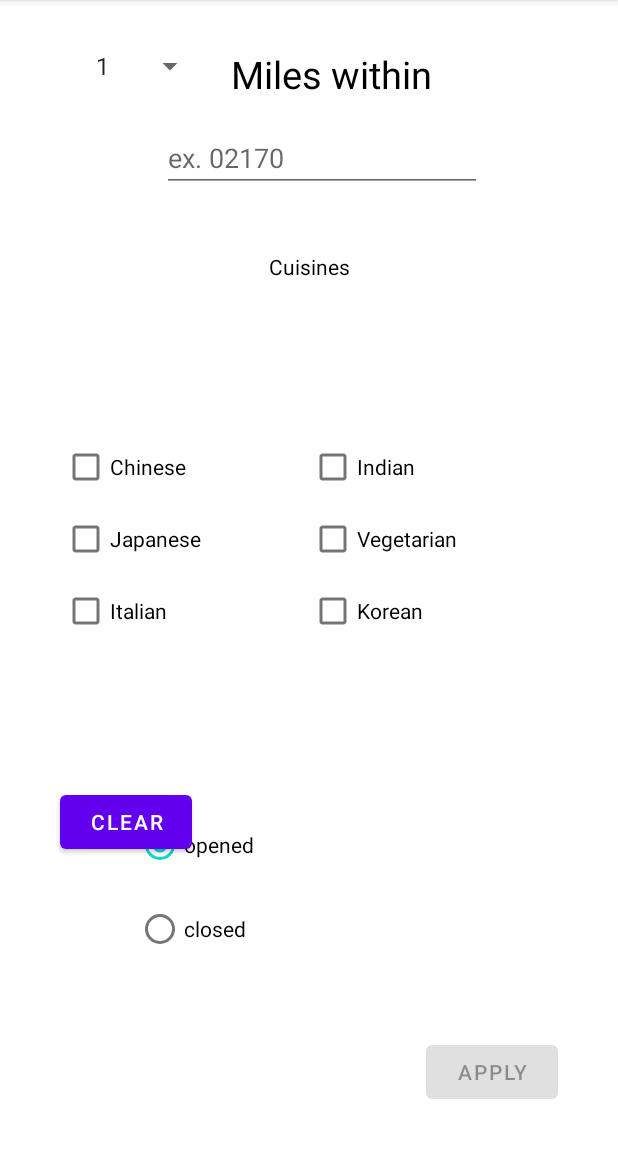
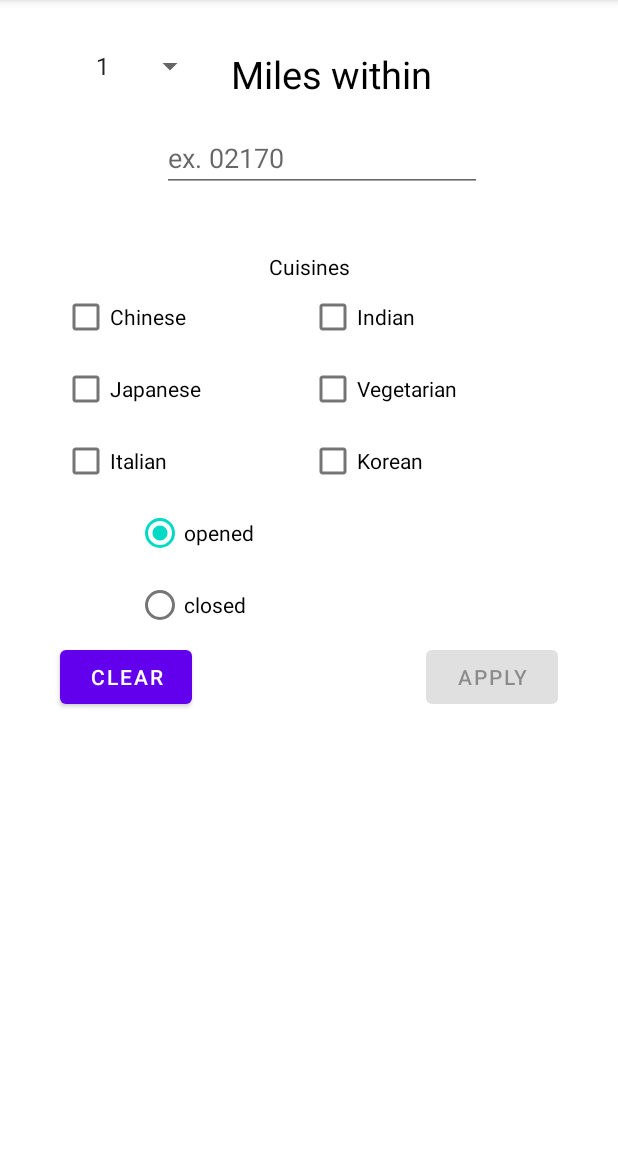
Before and after one commit to buc0025/Android_Restaurant_Picker_Lite, an Android app: the screen it shows after launch (MainActivity), on a phone screen of 412 x 824 dp, the part 84-1236 px from its top. Run offline under Robolectric (Android 15) with nearby library versions, the phone set to English and light mode, and no system bars; our stand-ins replace Picasso, Volley; pictures from the network do not load.

Commit message:
Fixing constraint layout of radio group and buttons in main

```diff
--- a/app/src/main/res/layout/activity_main.xml
+++ b/app/src/main/res/layout/activity_main.xml
@@ -138,35 +138,22 @@
 
         </LinearLayout>
 
-        <Button
-            android:id="@+id/btnApply"
-            android:layout_width="wrap_content"
-            android:layout_height="wrap_content"
-            android:layout_alignParentStart="true"
-            android:layout_alignParentBottom="true"
-            android:layout_marginEnd="40dp"
-            android:layout_marginBottom="29dp"
-            android:text="Apply"
-            app:layout_constraintBottom_toBottomOf="parent"
-            app:layout_constraintEnd_toEndOf="parent"
-            app:layout_constraintHorizontal_bias="0.0"
-            app:layout_constraintTop_toTopOf="parent"
-            app:layout_constraintVertical_bias="1.0" />
+
         <!--            app:layout_constraintStart_toStartOf="parent"-->
 
             <RadioGroup
                 android:id="@+id/radioGroup"
                 android:layout_width="231dp"
-                android:layout_height="143dp"
+                android:layout_height="wrap_content"
                 android:layout_marginBottom="16dp"
-                app:layout_constraintBottom_toTopOf="@+id/btnApply"
+                app:layout_constraintTop_toBottomOf="@+id/linLayout2"
                 app:layout_constraintEnd_toEndOf="parent"
                 app:layout_constraintStart_toStartOf="parent">
 
                     <RadioButton
                         android:id="@+id/opened"
                         android:layout_width="match_parent"
-                        android:layout_height="64dp"
+                        android:layout_height="wrap_content"
                         android:checked="true"
                         android:text="opened" />
 
@@ -182,10 +169,21 @@
             android:layout_width="wrap_content"
             android:layout_height="wrap_content"
             android:layout_marginStart="40dp"
-            android:layout_marginTop="524dp"
             android:text="Clear"
-            app:layout_constraintStart_toStartOf="parent"
-            app:layout_constraintTop_toTopOf="parent" />
+            app:layout_constraintTop_toBottomOf="@+id/radioGroup"
+            app:layout_constraintStart_toStartOf="parent" />
+
+        <Button
+            android:id="@+id/btnApply"
+            android:layout_width="wrap_content"
+            android:layout_height="wrap_content"
+            android:text="Apply"
+            android:layout_marginEnd="40dp"
+            android:layout_alignParentStart="true"
+            android:layout_alignParentBottom="true"
+            app:layout_constraintEnd_toEndOf="parent"
+            app:layout_constraintTop_toBottomOf="@+id/radioGroup"
+            />
 
     </androidx.constraintlayout.widget.ConstraintLayout>
 </ScrollView>
--- a/app/src/main/res/layout/layout.xml
+++ b/app/src/main/res/layout/layout.xml
@@ -78,6 +78,4 @@
     </com.google.android.material.bottomnavigation.BottomNavigationView>
 
 
-
-
 </RelativeLayout>
```
